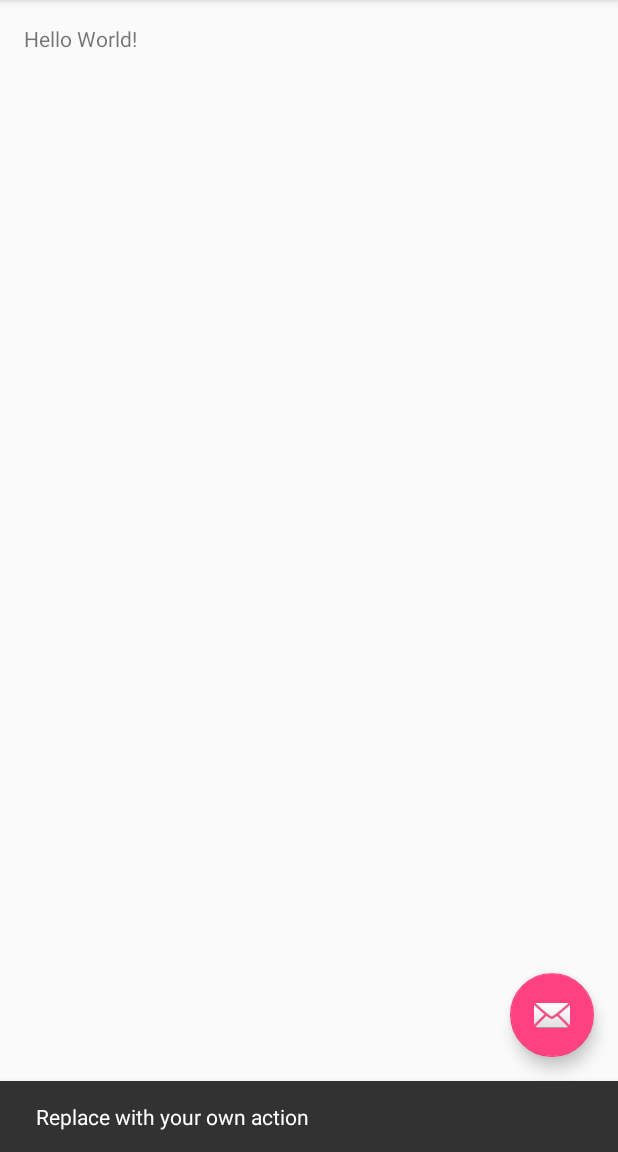
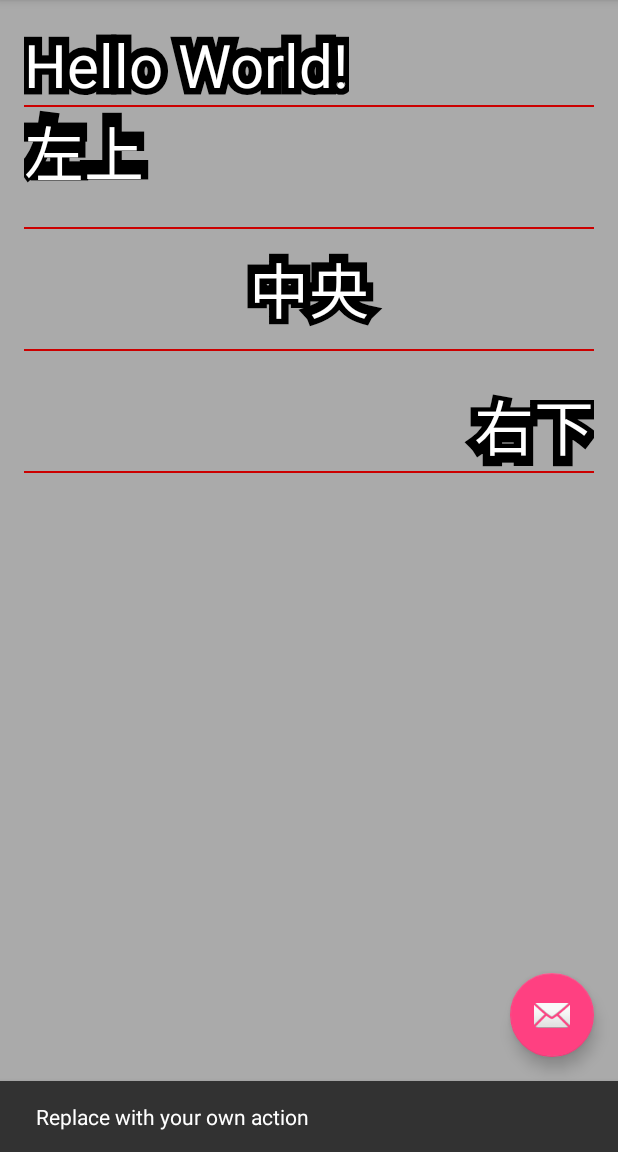
Before and after one commit to mattak/OutlinedText, an Android app: the screen it shows after launch (MainActivity), after a tap on an icon or button, on a phone screen of 412 x 824 dp, the part 84-1236 px from its top. Run offline under Robolectric (Android 15) with nearby library versions, the phone set to English and light mode, and no system bars.

Commit message:
feat(Draw): adjust gravity of drawing position.

```diff
--- a/example/src/main/res/layout/content_main.xml
+++ b/example/src/main/res/layout/content_main.xml
@@ -1,23 +1,75 @@
 <?xml version="1.0" encoding="utf-8"?>
-<RelativeLayout
-    xmlns:android="http://schemas.android.com/apk/res/android"
+<LinearLayout xmlns:android="http://schemas.android.com/apk/res/android"
+    xmlns:app="http://schemas.android.com/apk/res-auto"
     xmlns:tools="http://schemas.android.com/tools"
-    xmlns:app="http://schemas.android.com/apk/res-auto"
     android:layout_width="match_parent"
     android:layout_height="match_parent"
+    android:background="@android:color/darker_gray"
+    android:orientation="vertical"
+    android:paddingBottom="@dimen/activity_vertical_margin"
     android:paddingLeft="@dimen/activity_horizontal_margin"
     android:paddingRight="@dimen/activity_horizontal_margin"
     android:paddingTop="@dimen/activity_vertical_margin"
-    android:paddingBottom="@dimen/activity_vertical_margin"
     app:layout_behavior="@string/appbar_scrolling_view_behavior"
-    tools:showIn="@layout/activity_main"
-    tools:context="me.mattak.example.outlinedtext.MainActivity">
+    tools:context="me.mattak.example.outlinedtext.MainActivity"
+    tools:showIn="@layout/activity_main">
 
     <me.mattak.outlined_text.OutlinedTextView
-        app:strokeWidth="2dp"
-        app:strokeColor="#f10"
+        android:layout_width="wrap_content"
+        android:layout_height="wrap_content"
         android:text="Hello World!"
-        android:layout_width="wrap_content"
-        android:layout_height="wrap_content" />
+        android:textColor="@android:color/white"
+        android:textSize="40sp"
+        app:strokeColor="@android:color/black"
+        app:strokeWidth="10sp" />
 
-</RelativeLayout>
+    <View
+        android:layout_width="match_parent"
+        android:layout_height="1dp"
+        android:background="@android:color/holo_red_dark" />
+
+    <me.mattak.outlined_text.OutlinedTextView
+        android:layout_width="match_parent"
+        android:layout_height="80dp"
+        android:text="左上"
+        android:textColor="@android:color/white"
+        android:textSize="40sp"
+        app:strokeColor="@android:color/black"
+        app:strokeWidth="10sp" />
+
+    <View
+        android:layout_width="match_parent"
+        android:layout_height="1dp"
+        android:background="@android:color/holo_red_dark" />
+
+    <me.mattak.outlined_text.OutlinedTextView
+        android:layout_width="match_parent"
+        android:layout_height="80dp"
+        android:gravity="center"
+        android:text="中央"
+        android:textColor="@android:color/white"
+        android:textSize="40sp"
+        app:strokeColor="@android:color/black"
+        app:strokeWidth="10sp" />
+
+    <View
+        android:layout_width="match_parent"
+        android:layout_height="1dp"
+        android:background="@android:color/holo_red_dark" />
+
+    <me.mattak.outlined_text.OutlinedTextView
+        android:layout_width="match_parent"
+        android:layout_height="80dp"
+        android:gravity="bottom|right"
+        android:text="右下"
+        android:textColor="@android:color/white"
+        android:textSize="40sp"
+        app:strokeColor="@android:color/black"
+        app:strokeWidth="10sp" />
+
+    <View
+        android:layout_width="match_parent"
+        android:layout_height="1dp"
+        android:background="@android:color/holo_red_dark" />
+
+</LinearLayout>
--- a/outlined-text/src/main/AndroidManifest.xml
+++ b/outlined-text/src/main/AndroidManifest.xml
@@ -1,5 +1,5 @@
 <manifest xmlns:android="http://schemas.android.com/apk/res/android"
-    package="me.mattak.outlilned_text">
+    package="me.mattak.outlined_text">
 
     <uses-sdk android:minSdkVersion="8" android:targetSdkVersion="23" />
 
--- a/outlined-text/src/main/java/me/mattak/outlined_text/OutlinedTextView.java
+++ b/outlined-text/src/main/java/me/mattak/outlined_text/OutlinedTextView.java
@@ -5,8 +5,11 @@ import android.content.Context;
 import android.content.res.TypedArray;
 import android.graphics.Canvas;
 import android.graphics.Color;
+import android.graphics.Paint;
+import android.graphics.Typeface;
 import android.os.Build;
 import android.util.AttributeSet;
+import android.view.Gravity;
 import android.widget.TextView;
 
 /**
@@ -39,9 +42,17 @@ public class OutlinedTextView extends TextView {
 
     private void parse(AttributeSet attrs) {
         TypedArray array = this.getContext().obtainStyledAttributes(attrs, R.styleable.OutlinedText);
-        this.mStrokeWidth = array.getDimension(R.styleable.OutliendText_strokeWidth, 0.0f);
-        this.mStrokeColor =  array.getColor(R.styleable.OutlinedText_strokeColor, Color.TRANSPARENT);
+        this.mStrokeWidth = array.getDimension(R.styleable.OutlinedText_strokeWidth, 0.0f);
+        this.mStrokeColor = array.getColor(R.styleable.OutlinedText_strokeColor, Color.TRANSPARENT);
         array.recycle();
+
+        strokePaint.setColor(this.mStrokeColor);
+        strokePaint.setTextAlign(Paint.Align.CENTER);
+        strokePaint.setTextSize(this.getTextSize());
+        strokePaint.setTypeface(Typeface.DEFAULT);
+        strokePaint.setStyle(Paint.Style.FILL_AND_STROKE);
+        strokePaint.setStrokeWidth(this.mStrokeWidth);
+        strokePaint.setAntiAlias(true);
     }
 
     public void setStrokeWidth(float strokeWidth) {
@@ -52,8 +63,36 @@ public class OutlinedTextView extends TextView {
         this.mStrokeWidth = strokeColor;
     }
 
+    private Paint strokePaint = new Paint();
+
     @Override
     public void draw(Canvas canvas) {
+        Paint.FontMetrics metrics = strokePaint.getFontMetrics();
+        int px = getTextCenterX(strokePaint);
+        int py = getTextCenterY(metrics);
+
+        canvas.drawText(this.getText().toString(), px, py, strokePaint);
         super.draw(canvas);
     }
+
+    private int getTextCenterX(Paint paint) {
+        float textWidth = paint.measureText(this.getText().toString());
+        if ((this.getGravity() & Gravity.LEFT) == Gravity.LEFT) {
+            return (int) (textWidth / 2);
+        } else if ((this.getGravity() & Gravity.RIGHT) == Gravity.RIGHT) {
+            return this.getWidth() - (int) (textWidth / 2);
+        } else {
+            return this.getWidth() / 2;
+        }
+    }
+
+    private int getTextCenterY(Paint.FontMetrics metrics) {
+        if ((this.getGravity() & Gravity.TOP) == Gravity.TOP) {
+            return (int) -metrics.top;
+        } else if ((this.getGravity() & Gravity.BOTTOM) == Gravity.BOTTOM) {
+            return (int) (this.getHeight() - metrics.bottom);
+        } else {
+            return (int) (this.getHeight() - metrics.top - metrics.bottom) / 2;
+        }
+    }
 }
```
Also changed, not shown: example/src/main/res/layout/activity_main.xml (line endings or trailing spaces).
